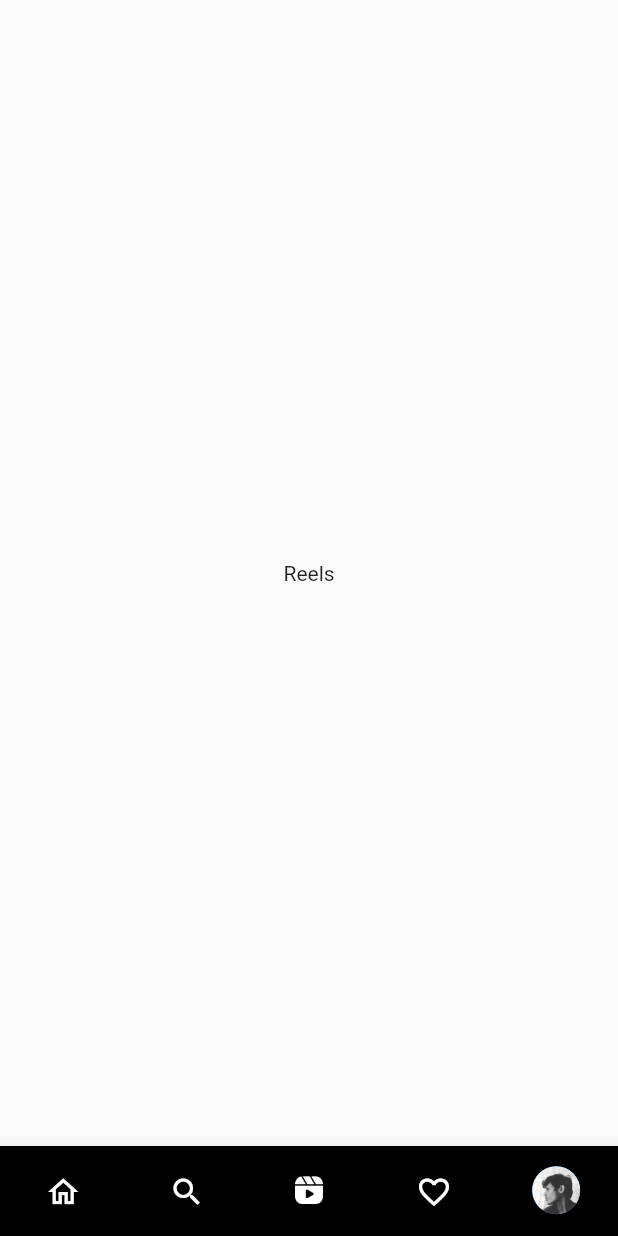
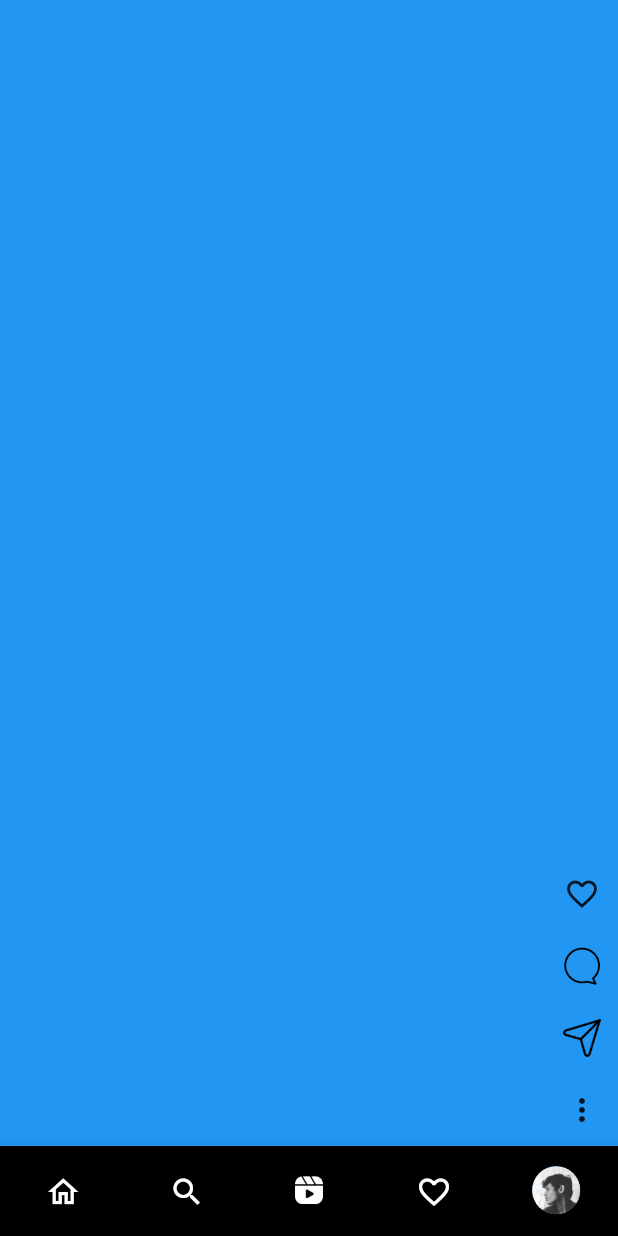
Before and after one commit to KESHAVBERG/Instagramclone, a Flutter app: the screen it shows after launch, item 3 of the bottom bar chosen, on a phone screen of 412 x 824 dp. Run offline on Flutter 3.47's test engine with Material 2 defaults, Android fonts, the phone set to English and light mode, and no system bars.

Commit message:
working on reels

```diff
--- a/lib/pages/reels.dart
+++ b/lib/pages/reels.dart
@@ -10,8 +10,57 @@ class Reels extends StatefulWidget {
 class _ReelsState extends State<Reels> {
   @override
   Widget build(BuildContext context) {
+    PageController controller =PageController(initialPage: 0);
+
     return Scaffold(
-      body: Center(child: Text("Reels")),
+      body: Container(
+        height: MediaQuery.of(context).size.height,
+        width: MediaQuery.of(context).size.width,
+        child: PageView(
+          controller: controller ,
+          scrollDirection: Axis.vertical,
+          children: [
+            Container(
+              width: MediaQuery.of(context).size.width,
+              height: MediaQuery.of(context).size.height,
+              color: Colors.blue,
+          child: Column(
+            mainAxisAlignment: MainAxisAlignment.end,
+            children: [
+              Row(
+                mainAxisAlignment: MainAxisAlignment.end,
+                children: [
+                  Column(
+                    children: [
+                      IconButton(onPressed: (){}, icon: Icon(Icons.favorite_border)),
+                      IconButton(onPressed: (){}, icon: Image.asset("imgs/comment.png")),
+                      IconButton(onPressed: (){}, icon: Image.asset("imgs/send.png", width: 25,)),
+                      IconButton(onPressed: (){}, icon: Icon(Icons.more_vert_sharp)),
+
+
+
+                    ],
+                  )
+                ],
+              )
+            ],
+          )
+            ),
+            Container(
+              width: MediaQuery.of(context).size.width,
+              height: MediaQuery.of(context).size.height,
+              color: Colors.red,
+              child: Center(child: Text('page 2'),),
+            ),
+            Container(
+              width: MediaQuery.of(context).size.width,
+              height: MediaQuery.of(context).size.height,
+              color: Colors.yellow,
+              child: Center(child: Text('page 3'),),
+            ),
+          ],
+        )
+      ),
     );
   }
 }
```
